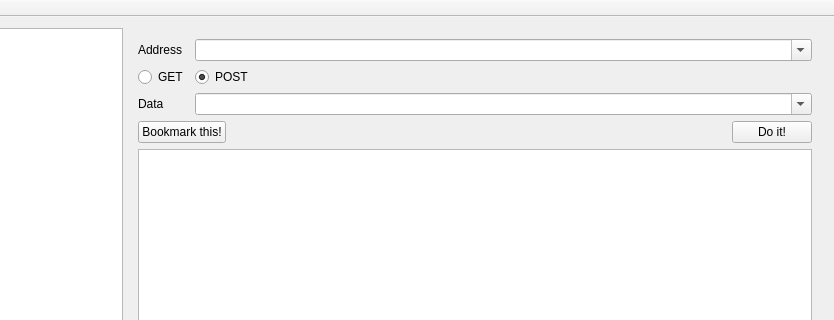
Before: the Qt Designer form mainwindow.ui in t-mon/krest, drawn with Qt 5; both pictures show x 528 to 1362 and y 0 to 320 of the 1362 by 784 pixel window.
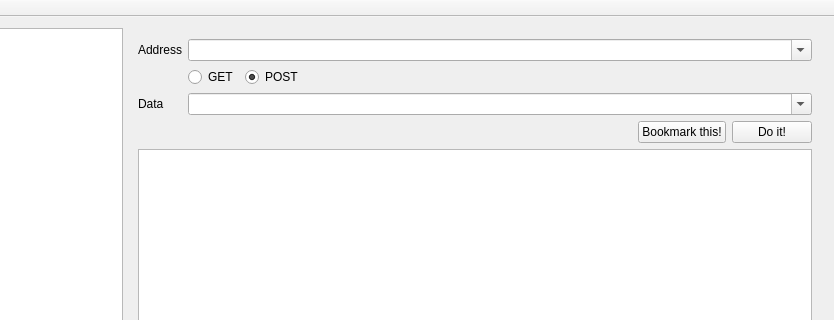
After: the same form once the commit is applied.

The edit to the form file:
```diff
--- a/mainwindow.ui
+++ b/mainwindow.ui
@@ -36,7 +36,7 @@
             </property>
            </widget>
           </item>
-          <item row="0" column="1" colspan="2">
+          <item row="0" column="1" colspan="3">
            <widget class="QComboBox" name="cbUrl">
             <property name="sizePolicy">
              <sizepolicy hsizetype="Expanding" vsizetype="Fixed">
@@ -49,24 +49,7 @@
             </property>
            </widget>
           </item>
-          <item row="1" column="0">
-           <widget class="QRadioButton" name="rbGet">
-            <property name="text">
-             <string>GET</string>
-            </property>
-           </widget>
-          </item>
-          <item row="1" column="1">
-           <widget class="QRadioButton" name="rbPost">
-            <property name="text">
-             <string>POST</string>
-            </property>
-            <property name="checked">
-             <bool>true</bool>
-            </property>
-           </widget>
-          </item>
-          <item row="1" column="2">
+          <item row="1" column="3">
            <spacer name="horizontalSpacer">
             <property name="orientation">
              <enum>Qt::Horizontal</enum>
@@ -86,7 +69,7 @@
             </property>
            </widget>
           </item>
-          <item row="2" column="1" colspan="2">
+          <item row="2" column="1" colspan="3">
            <widget class="QComboBox" name="cbData">
             <property name="sizePolicy">
              <sizepolicy hsizetype="Expanding" vsizetype="Fixed">
@@ -99,10 +82,40 @@
             </property>
            </widget>
           </item>
+          <item row="1" column="2">
+           <widget class="QRadioButton" name="rbPost">
+            <property name="text">
+             <string>POST</string>
+            </property>
+            <property name="checked">
+             <bool>true</bool>
+            </property>
+           </widget>
+          </item>
+          <item row="1" column="1">
+           <widget class="QRadioButton" name="rbGet">
+            <property name="text">
+             <string>GET</string>
+            </property>
+           </widget>
+          </item>
          </layout>
         </item>
         <item>
          <layout class="QHBoxLayout" name="horizontalLayout">
+          <item>
+           <spacer name="horizontalSpacer_2">
+            <property name="orientation">
+             <enum>Qt::Horizontal</enum>
+            </property>
+            <property name="sizeHint" stdset="0">
+             <size>
+              <width>40</width>
+              <height>20</height>
+             </size>
+            </property>
+           </spacer>
+          </item>
           <item>
            <widget class="QPushButton" name="pushButton_2">
             <property name="text">
@@ -110,19 +123,6 @@
             </property>
            </widget>
           </item>
-          <item>
-           <spacer name="horizontalSpacer_2">
-            <property name="orientation">
-             <enum>Qt::Horizontal</enum>
-            </property>
-            <property name="sizeHint" stdset="0">
-             <size>
-              <width>40</width>
-              <height>20</height>
-             </size>
-            </property>
-           </spacer>
-          </item>
           <item>
            <widget class="QPushButton" name="pushButton">
             <property name="sizePolicy">
```
